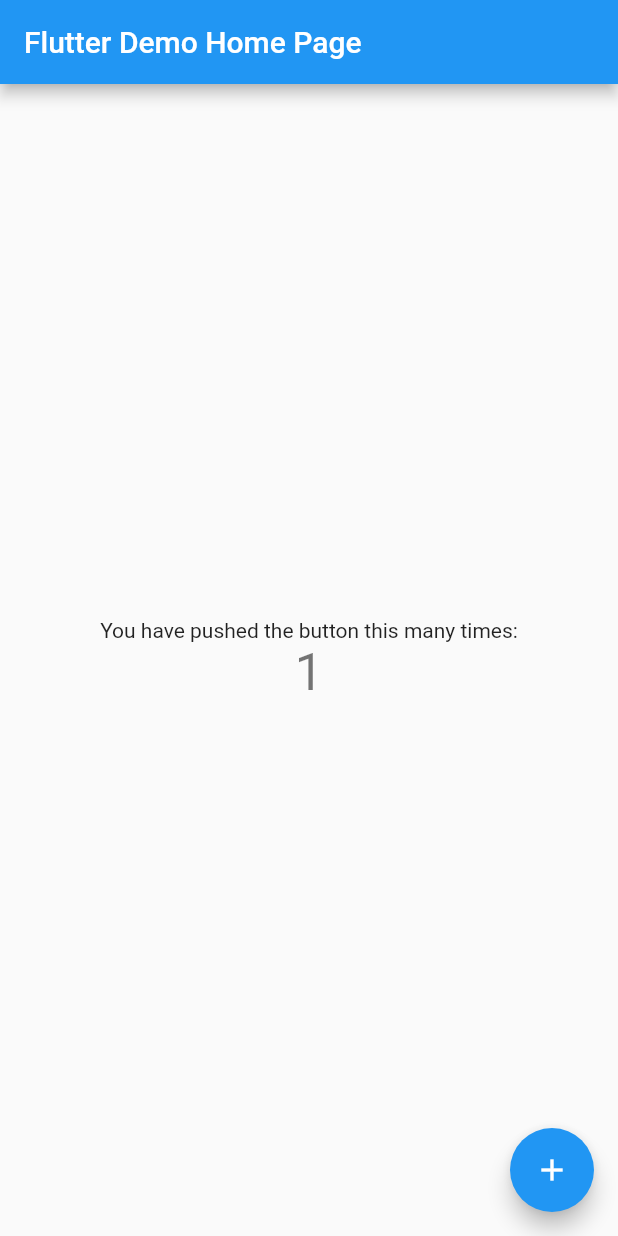
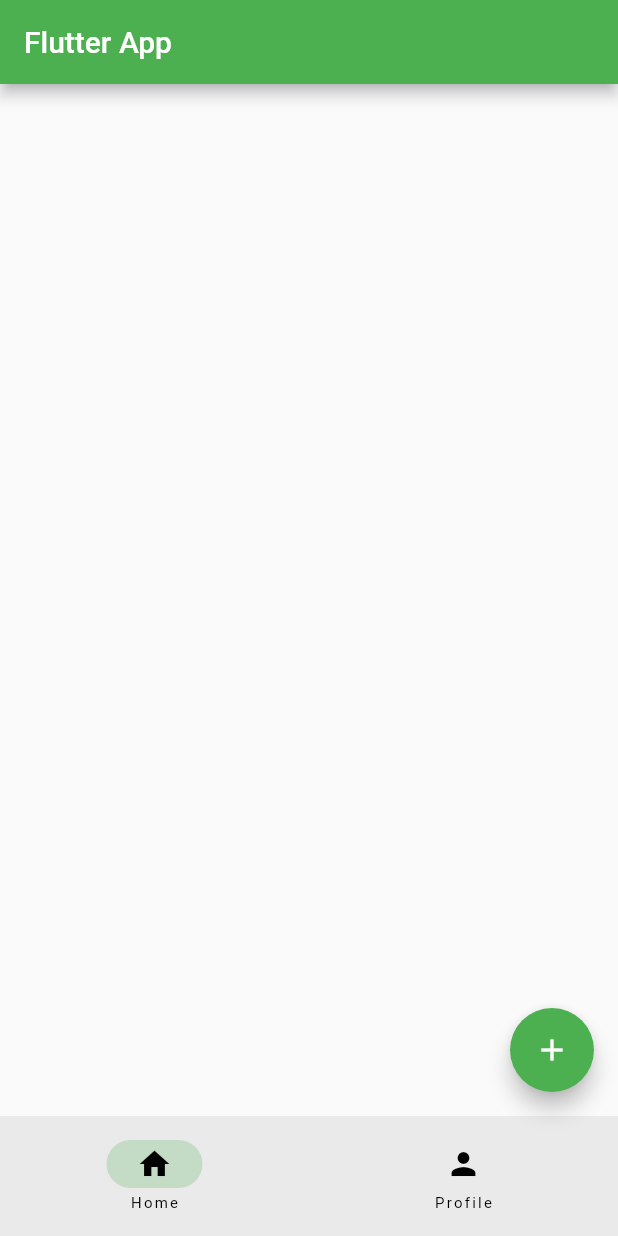
Before and after one commit to hammadbinsajjad/fluttermapp_tutorial, a Flutter app: the screen it shows after launch, after a tap on the "add" icon, on a phone screen of 412 x 824 dp. Run offline on Flutter 3.47's test engine with Material 2 defaults, Android fonts, the light colour scheme and no system bars.

Commit message:
Navigation bar implemented

```diff
--- a/lib/main.dart
+++ b/lib/main.dart
@@ -7,109 +7,50 @@
 class MyApp extends StatelessWidget {
   const MyApp({super.key});
 
-  // This widget is the root of your application.
   @override
   Widget build(BuildContext context) {
     return MaterialApp(
-      title: 'Flutter Demo',
-      theme: ThemeData(
-        // This is the theme of your application.
-        //
-        // Try running your application with "flutter run". You'll see the
-        // application has a blue toolbar. Then, without quitting the app, try
-        // changing the primarySwatch below to Colors.green and then invoke
-        // "hot reload" (press "r" in the console where you ran "flutter run",
-        // or simply save your changes to "hot reload" in a Flutter IDE).
-        // Notice that the counter didn't reset back to zero; the application
-        // is not restarted.
-        primarySwatch: Colors.blue,
-      ),
-      home: const MyHomePage(title: 'Flutter Demo Home Page'),
+      debugShowCheckedModeBanner: false,
+      home: const RootPage(),
+      theme: ThemeData(primarySwatch: Colors.green),
     );
   }
 }
 
-class MyHomePage extends StatefulWidget {
-  const MyHomePage({super.key, required this.title});
-
-  // This widget is the home page of your application. It is stateful, meaning
-  // that it has a State object (defined below) that contains fields that affect
-  // how it looks.
-
-  // This class is the configuration for the state. It holds the values (in this
-  // case the title) provided by the parent (in this case the App widget) and
-  // used by the build method of the State. Fields in a Widget subclass are
-  // always marked "final".
-
-  final String title;
+class RootPage extends StatefulWidget {
+  const RootPage({super.key});
 
   @override
-  State<MyHomePage> createState() => _MyHomePageState();
+  State<RootPage> createState() => _RootPageState();
 }
 
-class _MyHomePageState extends State<MyHomePage> {
-  int _counter = 0;
-
-  void _incrementCounter() {
-    setState(() {
-      // This call to setState tells the Flutter framework that something has
-      // changed in this State, which causes it to rerun the build method below
-      // so that the display can reflect the updated values. If we changed
-      // _counter without calling setState(), then the build method would not be
-      // called again, and so nothing would appear to happen.
-      _counter++;
-    });
-  }
+class _RootPageState extends State<RootPage> {
+  int currentPage = 0;
 
   @override
   Widget build(BuildContext context) {
-    // This method is rerun every time setState is called, for instance as done
-    // by the _incrementCounter method above.
-    //
-    // The Flutter framework has been optimized to make rerunning build methods
-    // fast, so that you can just rebuild anything that needs updating rather
-    // than having to individually change instances of widgets.
     return Scaffold(
       appBar: AppBar(
-        // Here we take the value from the MyHomePage object that was created by
-        // the App.build method, and use it to set our appbar title.
-        title: Text(widget.title),
-      ),
-      body: Center(
-        // Center is a layout widget. It takes a single child and positions it
-        // in the middle of the parent.
-        child: Column(
-          // Column is also a layout widget. It takes a list of children and
-          // arranges them vertically. By default, it sizes itself to fit its
-          // children horizontally, and tries to be as tall as its parent.
-          //
-          // Invoke "debug painting" (press "p" in the console, choose the
-          // "Toggle Debug Paint" action from the Flutter Inspector in Android
-          // Studio, or the "Toggle Debug Paint" command in Visual Studio Code)
-          // to see the wireframe for each widget.
-          //
-          // Column has various properties to control how it sizes itself and
-          // how it positions its children. Here we use mainAxisAlignment to
-          // center the children vertically; the main axis here is the vertical
-          // axis because Columns are vertical (the cross axis would be
-          // horizontal).
-          mainAxisAlignment: MainAxisAlignment.center,
-          children: <Widget>[
-            const Text(
-              'You have pushed the button this many times:',
-            ),
-            Text(
-              '$_counter',
-              style: Theme.of(context).textTheme.headline4,
-            ),
-          ],
-        ),
+        title: const Text("Flutter App"),
       ),
       floatingActionButton: FloatingActionButton(
-        onPressed: _incrementCounter,
-        tooltip: 'Increment',
+        onPressed: () {
+          debugPrint("Floating Action Button Clicked");
+        },
         child: const Icon(Icons.add),
-      ), // This trailing comma makes auto-formatting nicer for build methods.
+      ),
+      bottomNavigationBar: NavigationBar(
+        destinations: const [
+          NavigationDestination(icon: Icon(Icons.home), label: "Home"),
+          NavigationDestination(icon: Icon(Icons.person), label: "Profile"),
+        ],
+        onDestinationSelected: (int index) {
+          setState(() {
+            currentPage = index;
+          });
+        },
+        selectedIndex: currentPage,
+      ),
     );
   }
 }
```
